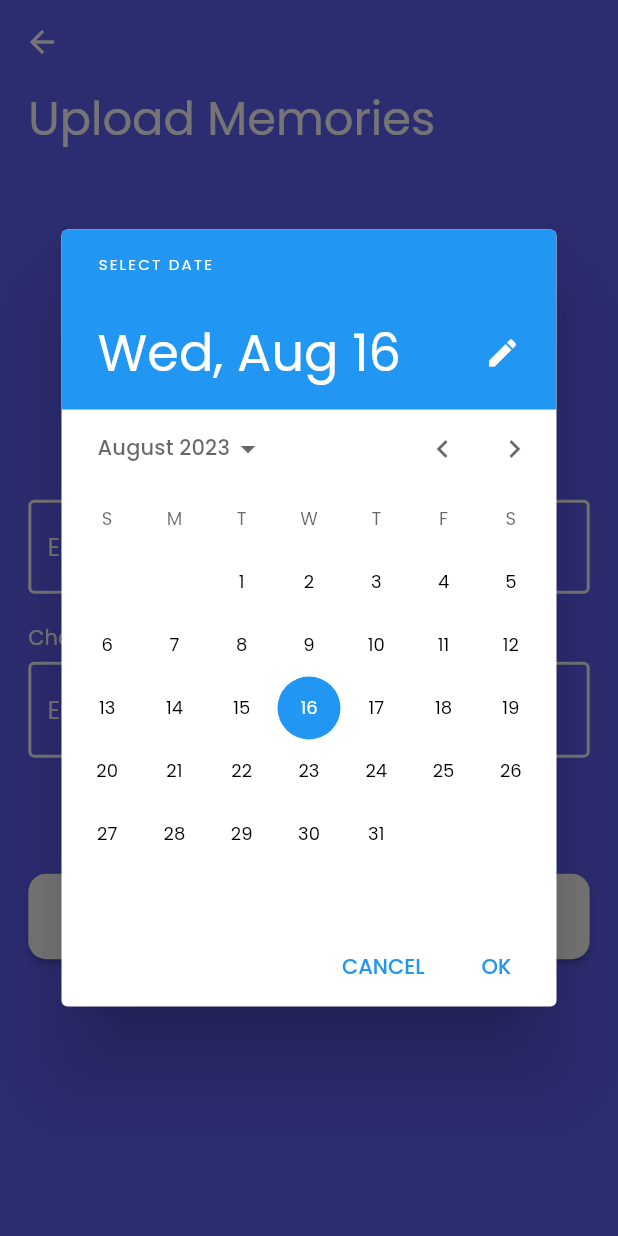
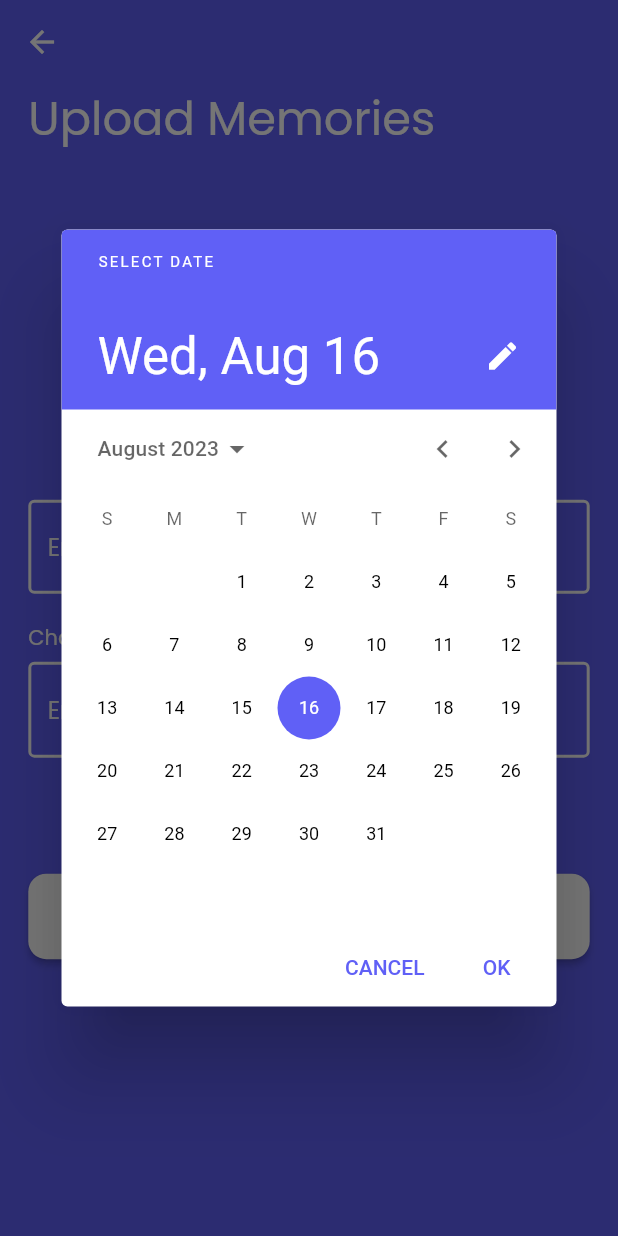
Before and after one commit to Debajyoti14/MamaVault, a Flutter app: the MemoriesUpload screen opened directly, after a tap on "Enter Date", on a phone screen of 412 x 824 dp. Run offline on Flutter 3.47's test engine with Material 2 defaults, Android fonts, the phone set to English and light mode, and no system bars; our stand-ins replace accordion, cached_network_image, circular_countdown_timer, cloud_firestore, file_picker, firebase_auth and 18 more; missing offline and left inert: clipboard, onboarding, pdf_render; accounts and stored records are empty; statements that could not run were skipped.

Commit message:
DatePicker Theme Changed

```diff
--- a/lib/view/memories_upload.dart
+++ b/lib/view/memories_upload.dart
@@ -101,13 +101,15 @@ class _MemoriesUploadState extends State<MemoriesUpload> {
       lastDate: DateTime(2100),
       builder: (BuildContext context, Widget? child) {
         return Theme(
-          data: Theme.of(context).copyWith(
-            // Customize the date picker theme properties
-            primaryColor: AppColors.primaryPurple, // Customize primary color
-            // Add more customizations as needed
-            colorScheme: Theme.of(context)
-                .colorScheme
-                .copyWith(secondary: AppColors.primaryPurple),
+          data: ThemeData.light().copyWith(
+            primaryColor: AppColors.primaryPurple,
+            buttonTheme:
+                const ButtonThemeData(textTheme: ButtonTextTheme.primary),
+            colorScheme:
+                const ColorScheme.light(primary: AppColors.primaryPurple)
+                    .copyWith(
+              secondary: AppColors.primaryPurple,
+            ),
           ),
           child: child!,
         );
```
Also changed, not shown: lib/view/onboarding/add_details.dart (+8 -4 lines), lib/view/upload_document.dart (+6 -3 lines).
